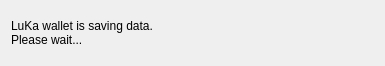
The window that src/Gui/Common/ExitWidget.ui (Lonero-Team/Lonero-Wallet-2.0) describes before a commit, drawn with Qt 5.
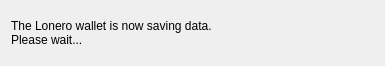
The same window after the commit.

Diff of the .ui file:
```diff
--- a/src/Gui/Common/ExitWidget.ui
+++ b/src/Gui/Common/ExitWidget.ui
@@ -17,7 +17,7 @@
    <item>
     <widget class="QLabel" name="label">
      <property name="text">
-      <string>LuKa wallet is saving data.
+      <string>The Lonero wallet is now saving data.
 Please wait...</string>
      </property>
     </widget>
```
